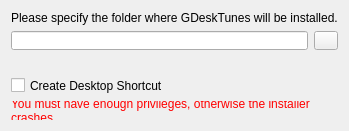
First picture: the form in installer/packages/org.gearlux.gdesktunes/meta/targetwidget.ui, repository Gearlux/GDeskInstaller, before the edit.
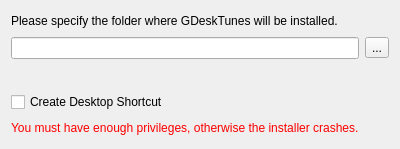
Second picture: the form after the edit.

```diff
--- a/installer/packages/org.gearlux.gdesktunes/meta/targetwidget.ui
+++ b/installer/packages/org.gearlux.gdesktunes/meta/targetwidget.ui
@@ -6,8 +6,8 @@
    <rect>
     <x>0</x>
     <y>0</y>
-    <width>309</width>
-    <height>131</height>
+    <width>400</width>
+    <height>149</height>
    </rect>
   </property>
   <layout class="QVBoxLayout" name="verticalLayout">
@@ -24,7 +24,23 @@
       <widget class="QLineEdit" name="targetDirectory"/>
      </item>
      <item>
-      <widget class="QToolButton" name="targetChooser"/>
+      <widget class="QToolButton" name="targetChooser">
+       <property name="text">
+        <string>...</string>
+       </property>
+       <property name="popupMode">
+        <enum>QToolButton::InstantPopup</enum>
+       </property>
+       <property name="toolButtonStyle">
+        <enum>Qt::ToolButtonIconOnly</enum>
+       </property>
+       <property name="autoRaise">
+        <bool>false</bool>
+       </property>
+       <property name="arrowType">
+        <enum>Qt::NoArrow</enum>
+       </property>
+      </widget>
      </item>
     </layout>
    </item>
```
